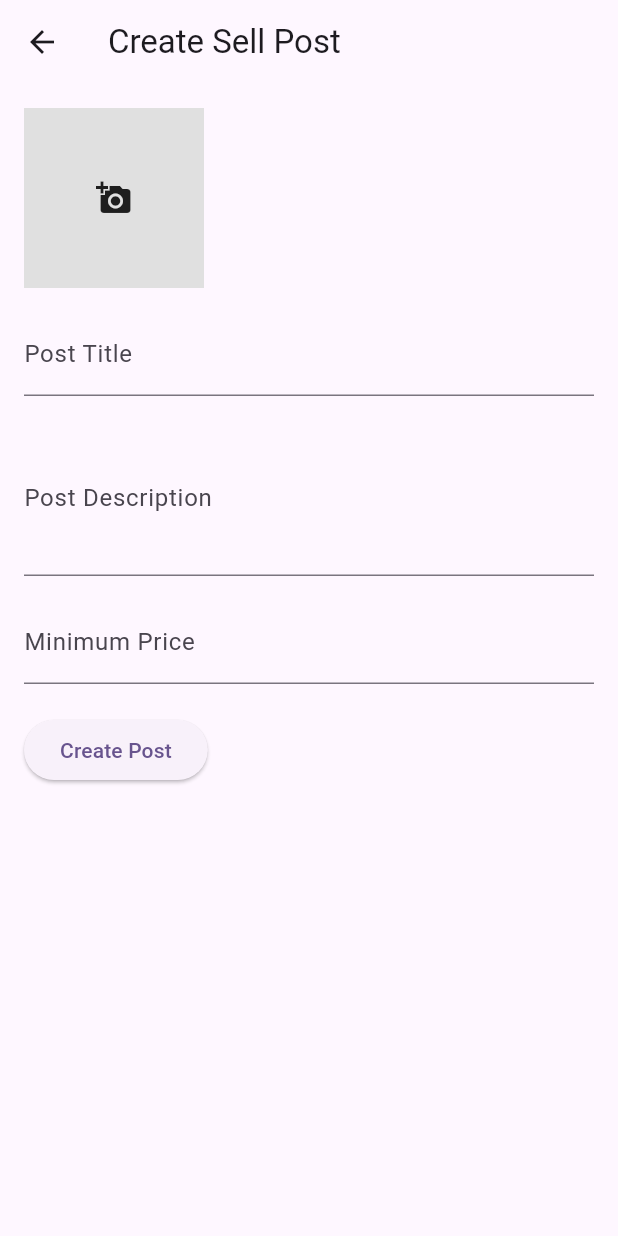
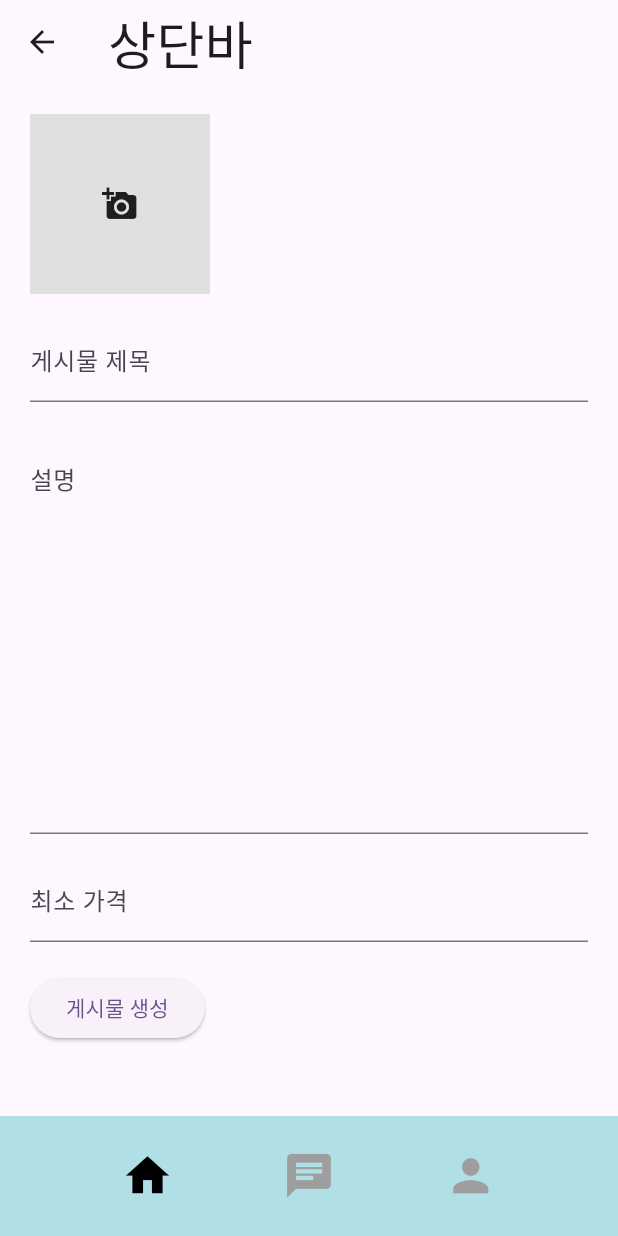
Before and after one commit to GwanII/auction_porject, a Flutter app: the CreateSellPage screen opened directly, on a phone screen of 412 x 824 dp. Run offline on Flutter 3.47's test engine with Material 3 defaults, Android fonts, the light colour scheme and no system bars; our stand-ins replace image_picker; network calls fail.

Commit message:
add&modify 5 pages
이것 저것.

```diff
--- a/lib/createSellPage.dart
+++ b/lib/createSellPage.dart
@@ -31,10 +31,14 @@ class _CreateSellPageState extends State<CreateSellPage> {
   Widget build(BuildContext context) {
     return Scaffold(
       appBar: AppBar(
-        title: Text('Create Sell Post'),
+        title: Text('상단바', style: TextStyle(fontSize: 35)),
+        //
+        //
+        //
       ),
-      body: Padding(
-        padding: EdgeInsets.all(16.0),
+      body: SingleChildScrollView(
+        child: Padding(
+          padding: EdgeInsets.all(20.0),
           child: Form(
             key: _formKey,
             child: Column(
@@ -59,19 +63,20 @@ class _CreateSellPageState extends State<CreateSellPage> {
                             child: Icon(Icons.add_a_photo),
                           ),
                         );
-                    } else {
-                      return Image.file(File(_images[index].path));
-                    }
+                      };// else {
+                      //return Image.file(File(_images[index].path));
+                      //};
+                       //여기 위에 수정해야함!!!!!!!!
                      },
                   ),
                 ),
                 SizedBox(height: 16),
                 // 게시물 제목
                 TextFormField(
-                decoration: InputDecoration(labelText: 'Post Title'),
+                  decoration: InputDecoration(labelText: '게시물 제목'),
                   validator: (value) {
                     if (value == null || value.isEmpty) {
-                    return 'Please enter the post title';
+                      return '제목을 적어주세요';
                     }
                     return null;
                   },
@@ -82,11 +87,17 @@ class _CreateSellPageState extends State<CreateSellPage> {
                 SizedBox(height: 16),
                 // 게시물 설명
                 TextFormField(
-                decoration: InputDecoration(labelText: 'Post Description'),
-                maxLines: 3,
+                  decoration: InputDecoration(
+                    labelText: '설명',
+                    alignLabelWithHint: true
+                  ),
+                  maxLines: 10,
                   validator: (value) {
                     if (value == null || value.isEmpty) {
-                    return 'Please enter the post description';
+                      return '게시물에 대한 설명을 적어주세요';
+                    }
+                    if (value.length >500){
+                      return '설명은 100자까지 적을 수 있습니다.';
                     }
                     return null;
                   },
@@ -97,14 +108,14 @@ class _CreateSellPageState extends State<CreateSellPage> {
                 SizedBox(height: 16),
                 // 최소 가격
                 TextFormField(
-                decoration: InputDecoration(labelText: 'Minimum Price'),
+                  decoration: InputDecoration(labelText: '최소 가격'),
                   keyboardType: TextInputType.number,
                   validator: (value) {
                     if (value == null || value.isEmpty) {
-                    return 'Please enter the minimum price';
+                      return '최소 가격을 적어주세요';
                     }
                     if (double.tryParse(value) == null) {
-                    return 'Please enter a valid number';
+                      return '숫자를 입력하세요';
                     }
                     return null;
                   },
@@ -124,7 +135,36 @@ class _CreateSellPageState extends State<CreateSellPage> {
                       print('Minimum Price: $_minimumPrice');
                     }
                   },
-                child: Text('Create Post'),
+                  child: Text('게시물 생성'),
+                ),
+              ],
+            ),
+          )
+        )
+      ),
+      bottomNavigationBar: BottomAppBar(
+        color: Color(0xFFB0E0E6),
+        child: Container(
+          child: Row(
+            mainAxisAlignment: MainAxisAlignment.spaceEvenly,
+            children: [
+              IconButton(
+                icon: Icon(Icons.home),
+                color: Colors.black,
+                iconSize: 35,
+                onPressed: () {},
+              ),
+              IconButton(
+                icon: Icon(Icons.chat),
+                color: Colors.grey,
+                iconSize: 35,
+                onPressed: () {},
+              ),
+              IconButton(
+                icon: Icon(Icons.person),
+                color: Colors.grey,
+                iconSize: 35,
+                onPressed: () {},
               ),
             ],
           ),
```
Also changed, not shown: lib/main.dart (+13 -3 lines), lib/myDibsPage.dart (added, +84 -0 lines), lib/purchaseHistoryPage.dart (added, +110 -0 lines), lib/sellHistoryPage.dart (added, +116 -0 lines), lib/sellItemPage.dart (+38 -8 lines). Lines whose indentation alone changed are shown as unchanged.
